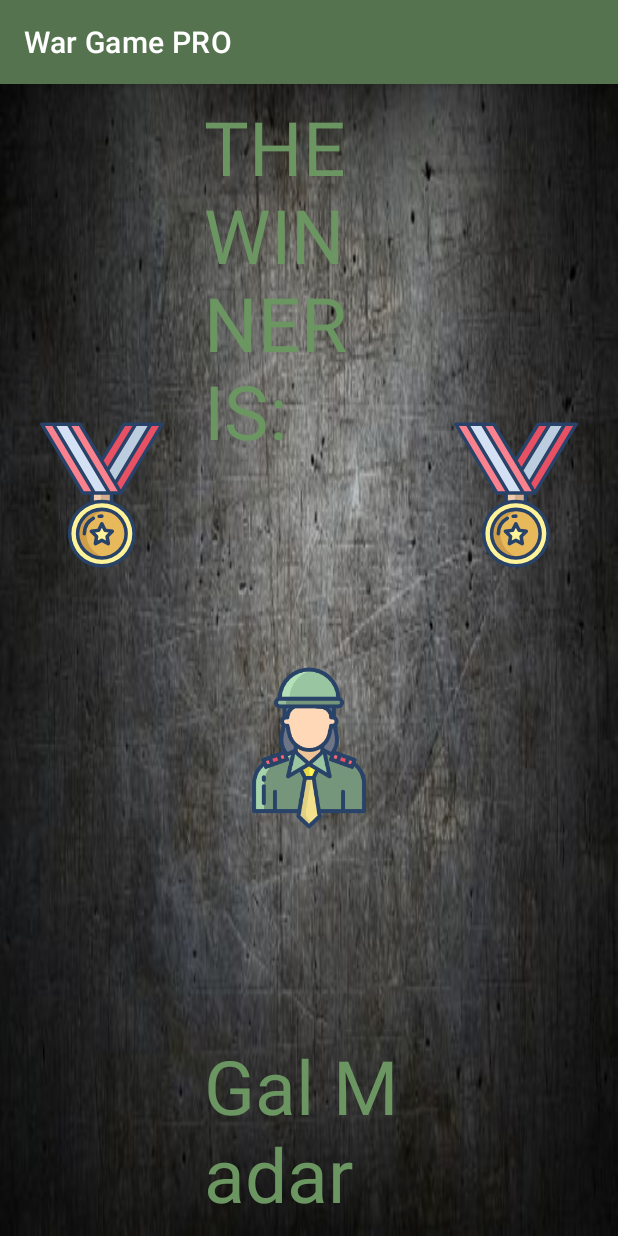
After one commit to danielmar121/card_game_android, an Android app: the WinnerPage screen opened directly, with no data from a screen before it, on a phone screen of 412 x 824 dp. The commit adds this screen. Run offline under Robolectric (Android 15) with nearby library versions, the phone set to English and light mode, and no system bars.

Commit message:
add winner layout and start winner page (#4)
Co-authored-by: GalMadar1 <galmadar1@gmail.com>

```diff
--- a/app/src/main/AndroidManifest.xml
+++ b/app/src/main/AndroidManifest.xml
@@ -9,11 +9,13 @@
         android:roundIcon="@mipmap/ic_launcher_round"
         android:supportsRtl="true"
         android:theme="@style/Theme.Card_game_android">
+        <activity android:name=".WinnerPage"></activity>
         <activity
-            android:screenOrientation="landscape"
-            android:name=".MainActivity">
+            android:name=".MainActivity"
+            android:screenOrientation="landscape">
             <intent-filter>
                 <action android:name="android.intent.action.MAIN" />
+
                 <category android:name="android.intent.category.LAUNCHER" />
             </intent-filter>
         </activity>
--- /dev/null
+++ b/app/src/main/java/com/daniel/card_game_android/WinnerPage.java
@@ -0,0 +1,73 @@
+package com.daniel.card_game_android;
+
+import androidx.appcompat.app.AppCompatActivity;
+
+import android.os.Bundle;
+import android.util.Log;
+import android.view.View;
+import android.widget.Button;
+import android.widget.ImageView;
+import android.widget.TextView;
+
+public class WinnerPage extends AppCompatActivity {
+    Deck warDeck;
+    TextView winner_LBL_game_over, winner_LBL_name;
+    ImageView main_IMG_player_B_card;
+    private int playerScoreA = 0,  playerScoreB = 0;
+
+    @Override
+    protected void onCreate(Bundle savedInstanceState) {
+        super.onCreate(savedInstanceState);
+        setContentView(R.layout.activity_winner_page);
+
+        findViews();
+        //initViews();
+    }
+
+
+    private void findViews() {
+        winner_LBL_game_over = findViewById(R.id.winner_LBL_game_over);
+        winner_LBL_name = findViewById(R.id.winner_LBL_name);
+        main_IMG_player_B_card = findViewById(R.id.main_IMG_player_B_card);
+
+    }
+/*
+    private void initViews() {
+        main_BTN_play.setOnClickListener(new View.OnClickListener() {
+            @Override
+            public void onClick(View v) {
+                playTurn();
+            }
+        });
+    }*/
+
+    @Override
+    protected void onStart() {
+        Log.d("winner","onStart");
+        super.onStart();
+    }
+
+    @Override
+    protected void onResume() {
+        Log.d("winner","onResume");
+        super.onResume();
+    }
+
+    @Override
+    protected void onPause() {
+        Log.d("winner","onPause");
+        super.onPause();
+    }
+
+    @Override
+    protected void onStop() {
+        Log.d("winner","onStop");
+        super.onStop();
+    }
+
+    @Override
+    protected void onDestroy() {
+        Log.d("winner","onDestroy");
+        super.onDestroy();
+    }
+}
--- /dev/null
+++ b/app/src/main/res/layout/activity_winner_page.xml
@@ -0,0 +1,112 @@
+<?xml version="1.0" encoding="utf-8"?>
+<RelativeLayout xmlns:android="http://schemas.android.com/apk/res/android"
+    xmlns:tools="http://schemas.android.com/tools"
+    android:layout_width="match_parent"
+    android:layout_height="match_parent"
+    tools:context=".MainActivity">
+
+    <ImageView
+        android:layout_width="match_parent"
+        android:layout_height="match_parent"
+        android:src="@drawable/iron_background"
+        android:scaleType="fitXY"
+        android:contentDescription="@string/background"/>
+
+    <LinearLayout
+        android:layout_width="match_parent"
+        android:layout_height="match_parent"
+        android:layout_margin="4dp"
+        android:orientation="horizontal"
+        android:baselineAligned="false">
+
+        <LinearLayout
+            android:layout_width="wrap_content"
+            android:layout_height="match_parent"
+            android:layout_margin="4dp"
+            android:orientation="vertical"
+            android:layout_weight="0"
+            >
+
+            <ImageView
+                android:layout_width="100dp"
+                android:layout_height="wrap_content"
+                android:layout_margin="10dp"
+                android:src="@drawable/win"
+                android:contentDescription="@string/winner_medal"/>
+
+
+        </LinearLayout>
+
+        <LinearLayout
+            android:layout_width="wrap_content"
+            android:layout_height="match_parent"
+            android:layout_margin="4dp"
+            android:orientation="vertical"
+            android:layout_weight="1">
+
+            <TextView
+                android:id="@+id/winner_LBL_game_over"
+                android:layout_width="wrap_content"
+                android:layout_height="wrap_content"
+                android:text="@string/game_over"
+                android:textSize="50sp"
+                android:textColor="@color/dark_green_700"
+                android:layout_gravity="center"
+                android:layout_weight="0"/>
+
+            <LinearLayout
+                android:layout_width="match_parent"
+                android:layout_height="wrap_content"
+                android:layout_margin="4dp"
+                android:orientation="horizontal"
+                android:layout_weight="2">
+
+
+                <ImageView
+                    android:id="@+id/main_IMG_player_B_card"
+                    android:layout_width="wrap_content"
+                    android:layout_margin="10dp"
+                    android:layout_height="match_parent"
+                    android:src="@drawable/player_girl"
+                    android:layout_weight="1"
+                    android:contentDescription="@string/card"/>
+
+
+
+            </LinearLayout>
+
+            <TextView
+                android:id="@+id/winner_LBL_name"
+                android:layout_width="wrap_content"
+                android:layout_height="wrap_content"
+                android:text="@string/winner_name"
+                android:textSize="50sp"
+                android:textColor="@color/dark_green_700"
+                android:layout_gravity="center"
+                android:layout_weight="0"/>
+
+
+        </LinearLayout>
+
+        <LinearLayout
+            android:layout_width="wrap_content"
+            android:layout_height="match_parent"
+            android:layout_margin="4dp"
+            android:orientation="vertical"
+            >
+
+            <ImageView
+                android:layout_width="100dp"
+                android:layout_height="wrap_content"
+                android:layout_margin="10dp"
+                android:src="@drawable/win"
+                android:contentDescription="@string/winner_medal"/>
+
+        </LinearLayout>
+
+
+
+    </LinearLayout>
+
+
+</RelativeLayout>
--- a/app/src/main/res/values/strings.xml
+++ b/app/src/main/res/values/strings.xml
@@ -7,4 +7,8 @@
     <string name="score">score</string>
     <string name="card">card</string>
     <string name="fight">FIGHT!</string>
+    <string name="game_over">THE WINNER IS:</string>
+    <string name="winner_score"></string>
+    <string name="winner_name">Gal Madar</string>
+    <string name="winner_medal">medal</string>
 </resources>
```
